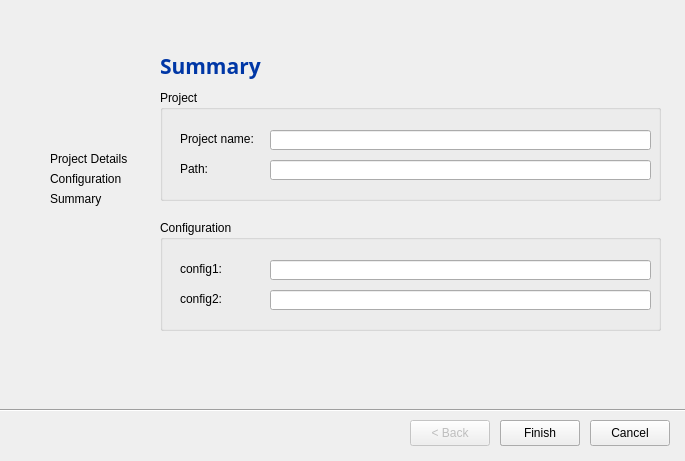
Qt form dialogs/projectdialog.ui (neophack/AutoPlatform) before a commit.
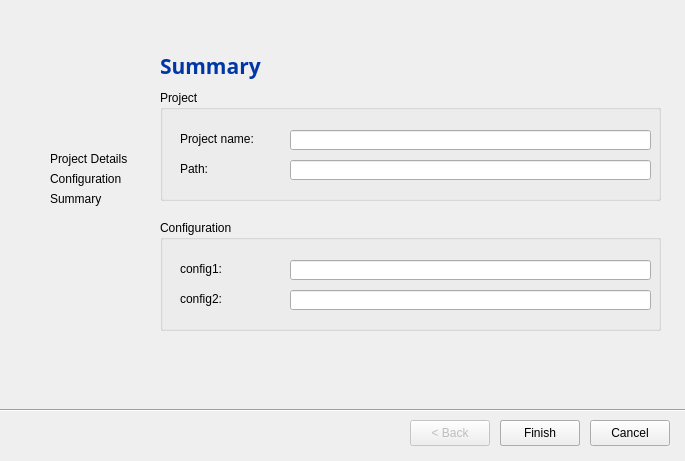
The same form after that commit. The open tabs and pages were chosen to show the change.

```diff
--- a/dialogs/projectdialog.ui
+++ b/dialogs/projectdialog.ui
@@ -433,9 +433,9 @@
      <widget class="QLineEdit" name="le_summary_config1">
       <property name="geometry">
        <rect>
-        <x>110</x>
+        <x>130</x>
         <y>40</y>
-        <width>381</width>
+        <width>361</width>
         <height>20</height>
        </rect>
       </property>
@@ -446,9 +446,9 @@
      <widget class="QLineEdit" name="le_summary_config2">
       <property name="geometry">
        <rect>
-        <x>110</x>
+        <x>130</x>
         <y>70</y>
-        <width>381</width>
+        <width>361</width>
         <height>20</height>
        </rect>
       </property>
@@ -487,7 +487,7 @@
        <rect>
         <x>20</x>
         <y>40</y>
-        <width>81</width>
+        <width>101</width>
         <height>18</height>
        </rect>
       </property>
@@ -498,9 +498,9 @@
      <widget class="QLineEdit" name="le_summary_project_name">
       <property name="geometry">
        <rect>
-        <x>110</x>
+        <x>130</x>
         <y>40</y>
-        <width>381</width>
+        <width>361</width>
         <height>20</height>
        </rect>
       </property>
@@ -511,9 +511,9 @@
      <widget class="QLineEdit" name="le_summary_project_path">
       <property name="geometry">
        <rect>
-        <x>110</x>
+        <x>130</x>
         <y>70</y>
-        <width>381</width>
+        <width>361</width>
         <height>20</height>
        </rect>
       </property>
```
Left out of the diff: 24 changed lines with no effect on the pictures.
